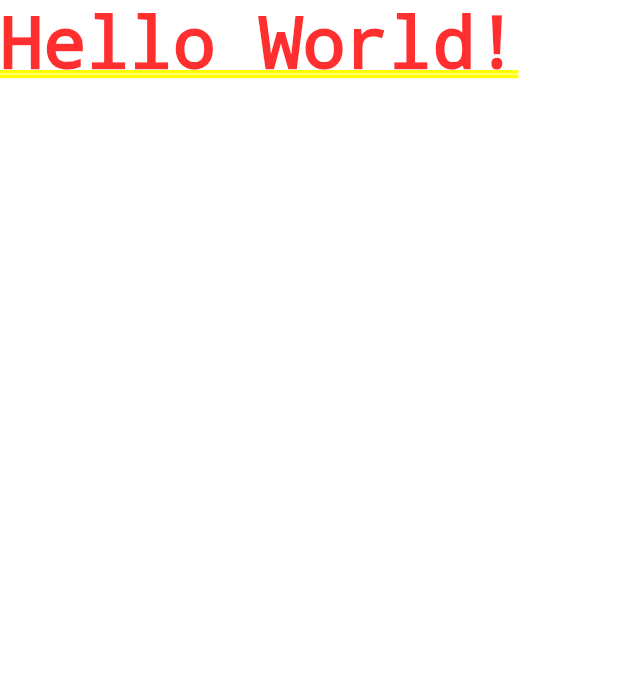
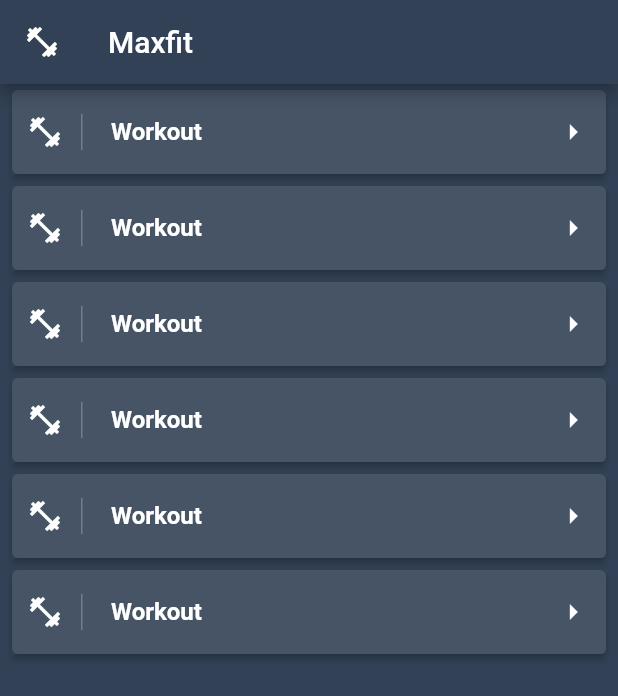
Before and after one commit to ln-sergey/maxfit, a Flutter app: the screen it shows after launch, on a phone screen of 412 x 824 dp. Shown: the top 696 px of the screen. Run offline on Flutter 3.47's test engine with Material 2 defaults, Android fonts, the phone set to English and light mode, and no system bars.

Commit message:
* Create WorkoutList.dart widget

```diff
--- a/lib/screens/HomeScreen.dart
+++ b/lib/screens/HomeScreen.dart
@@ -1,10 +1,13 @@
 import 'package:flutter/cupertino.dart';
+import 'package:flutter/material.dart';
+import 'package:maxfit/widgets/WorkoutList.dart';
 
 class HomeScreen extends StatelessWidget {
   @override
-  Widget build(BuildContext context) {
-    return Container(
-      child: Text('Hello World!'),
+  Widget build(BuildContext context) => Scaffold(
+      backgroundColor: Theme.of(context).primaryColor,
+      appBar:
+        AppBar(title: Text('Maxfit'), leading: Icon(Icons.fitness_center)),
+      body: WorkoutList(),
     );
-  }
 }
--- /dev/null
+++ b/lib/widgets/WorkoutList.dart
@@ -0,0 +1,34 @@
+import 'package:flutter/material.dart';
+
+class WorkoutList extends StatelessWidget {
+
+  final workouts = List<String>(6);
+
+  @override
+  Widget build(BuildContext context) {
+    return Container(
+      child: ListView.builder(
+        itemCount: workouts.length,
+        itemBuilder: (context, i) => Card(
+          elevation: 2.0,
+          margin: EdgeInsets.symmetric(horizontal: 8, vertical: 4),
+          child: Container(
+            color: Color.fromRGBO(50, 65, 85, 0.9),
+            child: ListTile(
+              contentPadding: EdgeInsets.symmetric(horizontal: 10),
+              title: Text('Workout', style: TextStyle(color: Theme.of(context).textTheme.headline1.color, fontWeight: FontWeight.bold)),
+              leading: Container(
+                padding: EdgeInsets.only(right: 12),
+                child: Icon(Icons.fitness_center, color: Theme.of(context).textTheme.headline1.color),
+                decoration: BoxDecoration(
+                  border: Border(right: BorderSide(width: 1, color: Colors.white24))
+                ) ,
+              ),
+              trailing: Icon(Icons.arrow_right, color: Theme.of(context).textTheme.headline1.color),
+            ),
+          ),
+        )
+      ),
+    );
+  }
+}
```
Also changed, not shown: 1 other file.
